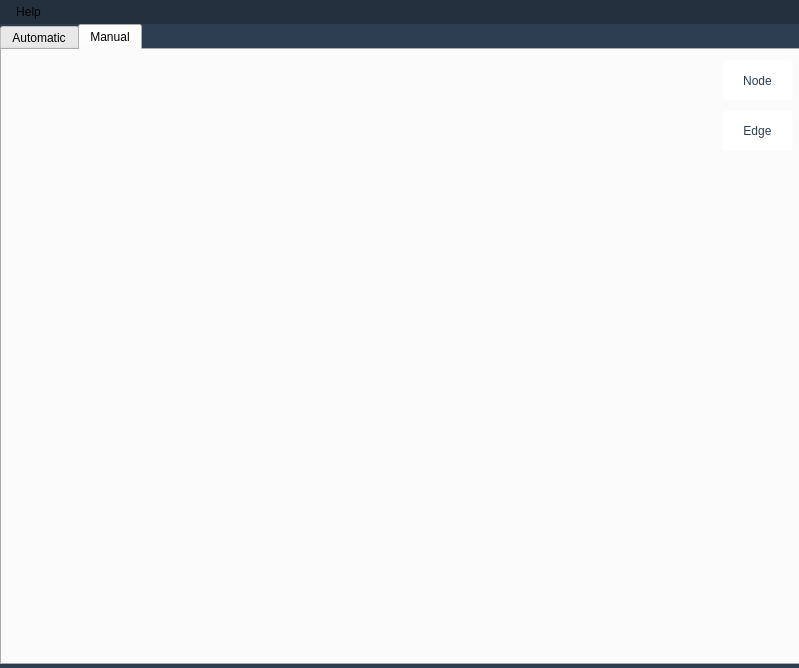
ontgen/ontgen, file src/mainwindow.ui: the form before one commit.
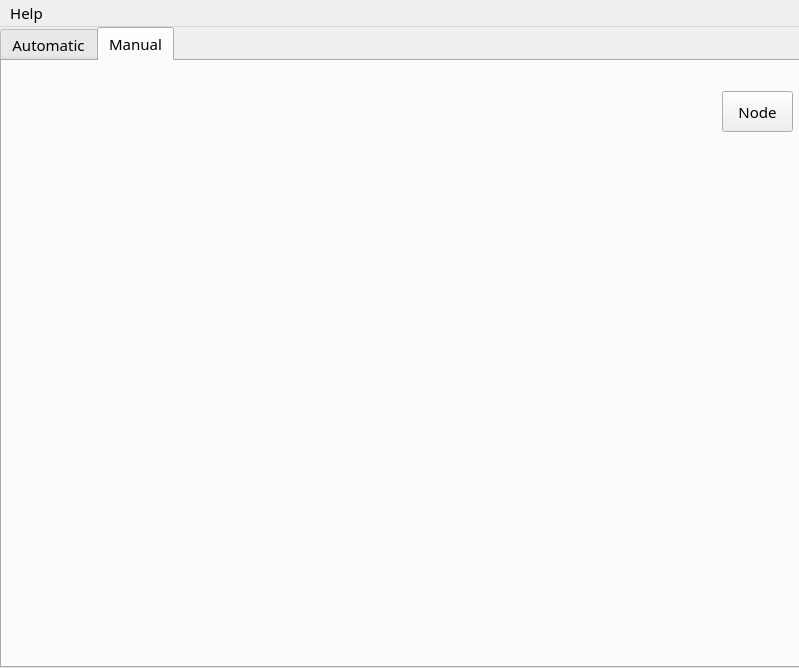
The form after the commit. The open tabs and pages were chosen to show the change.

Commit message: Corrigindo estilo

```diff
--- a/src/mainwindow.ui
+++ b/src/mainwindow.ui
@@ -10,205 +10,6 @@
     <height>668</height>
    </rect>
   </property>
-  <property name="palette">
-   <palette>
-    <active>
-     <colorrole role="WindowText">
-      <brush brushstyle="SolidPattern">
-       <color alpha="255">
-        <red>255</red>
-        <green>255</green>
-        <blue>255</blue>
-       </color>
-      </brush>
-     </colorrole>
-     <colorrole role="Button">
-      <brush brushstyle="SolidPattern">
-       <color alpha="255">
-        <red>44</red>
-        <green>62</green>
-        <blue>80</blue>
-       </color>
-      </brush>
-     </colorrole>
-     <colorrole role="Text">
-      <brush brushstyle="SolidPattern">
-       <color alpha="255">
-        <red>255</red>
-        <green>255</green>
-        <blue>255</blue>
-       </color>
-      </brush>
-     </colorrole>
-     <colorrole role="ButtonText">
-      <brush brushstyle="SolidPattern">
-       <color alpha="255">
-        <red>255</red>
-        <green>255</green>
-        <blue>255</blue>
-       </color>
-      </brush>
-     </colorrole>
-     <colorrole role="Base">
-      <brush brushstyle="SolidPattern">
-       <color alpha="255">
-        <red>44</red>
-        <green>62</green>
-        <blue>80</blue>
-       </color>
-      </brush>
-     </colorrole>
-     <colorrole role="Window">
-      <brush brushstyle="SolidPattern">
-       <color alpha="255">
-        <red>44</red>
-        <green>62</green>
-        <blue>80</blue>
-       </color>
-      </brush>
-     </colorrole>
-     <colorrole role="ToolTipText">
-      <brush brushstyle="SolidPattern">
-       <color alpha="255">
-        <red>0</red>
-        <green>0</green>
-        <blue>0</blue>
-       </color>
-      </brush>
-     </colorrole>
-    </active>
-    <inactive>
-     <colorrole role="WindowText">
-      <brush brushstyle="SolidPattern">
-       <color alpha="255">
-        <red>255</red>
-        <green>255</green>
-        <blue>255</blue>
-       </color>
-      </brush>
-     </colorrole>
-     <colorrole role="Button">
-      <brush brushstyle="SolidPattern">
-       <color alpha="255">
-        <red>44</red>
-        <green>62</green>
-        <blue>80</blue>
-       </color>
-      </brush>
-     </colorrole>
-     <colorrole role="Text">
-      <brush brushstyle="SolidPattern">
-       <color alpha="255">
-        <red>255</red>
-        <green>255</green>
-        <blue>255</blue>
-       </color>
-      </brush>
-     </colorrole>
-     <colorrole role="ButtonText">
-      <brush brushstyle="SolidPattern">
-       <color alpha="255">
-        <red>255</red>
-        <green>255</green>
-        <blue>255</blue>
-       </color>
-      </brush>
-     </colorrole>
-     <colorrole role="Base">
-      <brush brushstyle="SolidPattern">
-       <color alpha="255">
-        <red>44</red>
-        <green>62</green>
-        <blue>80</blue>
-       </color>
-      </brush>
-     </colorrole>
-     <colorrole role="Window">
-      <brush brushstyle="SolidPattern">
-       <color alpha="255">
-        <red>44</red>
-        <green>62</green>
-        <blue>80</blue>
-       </color>
-      </brush>
-     </colorrole>
-     <colorrole role="ToolTipText">
-      <brush brushstyle="SolidPattern">
-       <color alpha="255">
-        <red>0</red>
-        <green>0</green>
-        <blue>0</blue>
-       </color>
-      </brush>
-     </colorrole>
-    </inactive>
-    <disabled>
-     <colorrole role="WindowText">
-      <brush brushstyle="SolidPattern">
-       <color alpha="255">
-        <red>255</red>
-        <green>255</green>
-        <blue>255</blue>
-       </color>
-      </brush>
-     </colorrole>
-     <colorrole role="Button">
-      <brush brushstyle="SolidPattern">
-       <color alpha="255">
-        <red>44</red>
-        <green>62</green>
-        <blue>80</blue>
-       </color>
-      </brush>
-     </colorrole>
-     <colorrole role="Text">
-      <brush brushstyle="SolidPattern">
-       <color alpha="255">
-        <red>255</red>
-        <green>255</green>
-        <blue>255</blue>
-       </color>
-      </brush>
-     </colorrole>
-     <colorrole role="ButtonText">
-      <brush brushstyle="SolidPattern">
-       <color alpha="255">
-        <red>255</red>
-        <green>255</green>
-        <blue>255</blue>
-       </color>
-      </brush>
-     </colorrole>
-     <colorrole role="Base">
-      <brush brushstyle="SolidPattern">
-       <color alpha="255">
-        <red>44</red>
-        <green>62</green>
-        <blue>80</blue>
-       </color>
-      </brush>
-     </colorrole>
-     <colorrole role="Window">
-      <brush brushstyle="SolidPattern">
-       <color alpha="255">
-        <red>44</red>
-        <green>62</green>
-        <blue>80</blue>
-       </color>
-      </brush>
-     </colorrole>
-     <colorrole role="ToolTipText">
-      <brush brushstyle="SolidPattern">
-       <color alpha="255">
-        <red>0</red>
-        <green>0</green>
-        <blue>0</blue>
-       </color>
-      </brush>
-     </colorrole>
-    </disabled>
-   </palette>
-  </property>
   <property name="font">
    <font>
     <family>Droid Sans</family>
@@ -222,20 +23,7 @@
    <string>Network Topologies Generator</string>
   </property>
   <property name="styleSheet">
-   <string notr="true">font: 11pt &quot;Droid Sans&quot;;
-background: #2c3e50;
-color: rgb(255, 255, 255);
-
-QPushButton{
-	background: #fff;
-	color:#2c3e50;
-	border: 1px solid transparent;
-	border-radius:4px;
-}
-QPushButton:!enabled{
-	background: #d0d0d0;
-    color: #888;
-}</string>
+   <string notr="true">font: 11pt &quot;Droid Sans&quot;;</string>
   </property>
   <widget class="QWidget" name="centralWidget">
    <widget class="QTabWidget" name="tabWidget">
@@ -247,6 +35,9 @@
       <height>641</height>
      </rect>
     </property>
+    <property name="styleSheet">
+     <string notr="true"/>
+    </property>
     <property name="currentIndex">
      <number>1</number>
     </property>
@@ -1284,52 +1075,18 @@
       <property name="geometry">
        <rect>
         <x>720</x>
-        <y>10</y>
+        <y>30</y>
         <width>71</width>
         <height>41</height>
        </rect>
       </property>
       <property name="styleSheet">
-       <string notr="true">QPushButton{
-	background: #fff;
-	color:#2c3e50;
-	border: 1px solid transparent;
-	border-radius:4px;
-}
-QPushButton:!enabled{
-	background: #d0d0d0;
-    color: #888;
-}</string>
+       <string notr="true"/>
       </property>
       <property name="text">
        <string>Node</string>
       </property>
      </widget>
-     <widget class="QPushButton" name="addedge">
-      <property name="geometry">
-       <rect>
-        <x>720</x>
-        <y>60</y>
-        <width>71</width>
-        <height>41</height>
-       </rect>
-      </property>
-      <property name="styleSheet">
-       <string notr="true">QPushButton{
-	background: #fff;
-	color:#2c3e50;
-	border: 1px solid transparent;
-	border-radius:4px;
-}
-QPushButton:!enabled{
-	background: #d0d0d0;
-    color: #888;
-}</string>
-      </property>
-      <property name="text">
-       <string>Edge</string>
-      </property>
-     </widget>
      <widget class="QWidget" name="gridLayoutWidget">
       <property name="geometry">
        <rect>
@@ -1350,38 +1107,11 @@
      <x>0</x>
      <y>0</y>
      <width>799</width>
-     <height>30</height>
+     <height>26</height>
     </rect>
    </property>
    <property name="styleSheet">
-    <string notr="true">QMenuBar {
-background: #23303d;
-}
-
-QMenuBar::item {
-	background: transparent;
-    padding: 5px 10px;
-}
-
-QMenuBar::item:selected {
-	background: #263544;
-}
-
-QMenuBar::item:pressed {
-	background: #263544;
-}
-
-QMenu {
-  background: #263544;
-}
-
-QMenu::item {
-  background: transparent;
-}
-
-QMenu::item:selected {
-	background: #2c3e50;
-}</string>
+    <string notr="true"/>
    </property>
    <widget class="QMenu" name="menuHelp">
     <property name="styleSheet">
```
Left out of the diff: 28 changed lines with no effect on the pictures. The commit also changes 2 other files.
